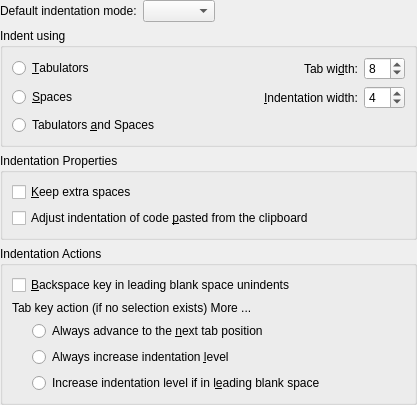
Old version of the form part/dialogs/indentationconfigwidget.ui in the repository KDE/kate.
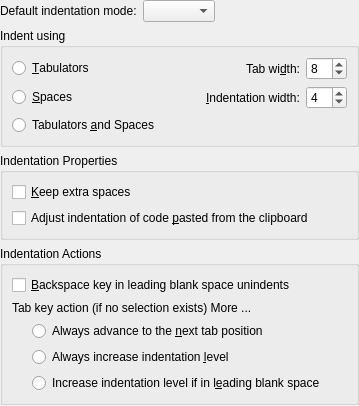
New version of the form. Custom widgets are drawn as their Qt base class.

Commit message: remove useless geometry property from some UI files

The edit to the form file:
```diff
--- a/part/dialogs/indentationconfigwidget.ui
+++ b/part/dialogs/indentationconfigwidget.ui
@@ -2,14 +2,6 @@
 <ui version="4.0">
  <class>IndentationConfigWidget</class>
  <widget class="QWidget" name="IndentationConfigWidget">
-  <property name="geometry">
-   <rect>
-    <x>0</x>
-    <y>0</y>
-    <width>417</width>
-    <height>390</height>
-   </rect>
-  </property>
   <layout class="QVBoxLayout" name="verticalLayout">
    <property name="margin">
     <number>0</number>
```
The commit also changes 22 other files.
